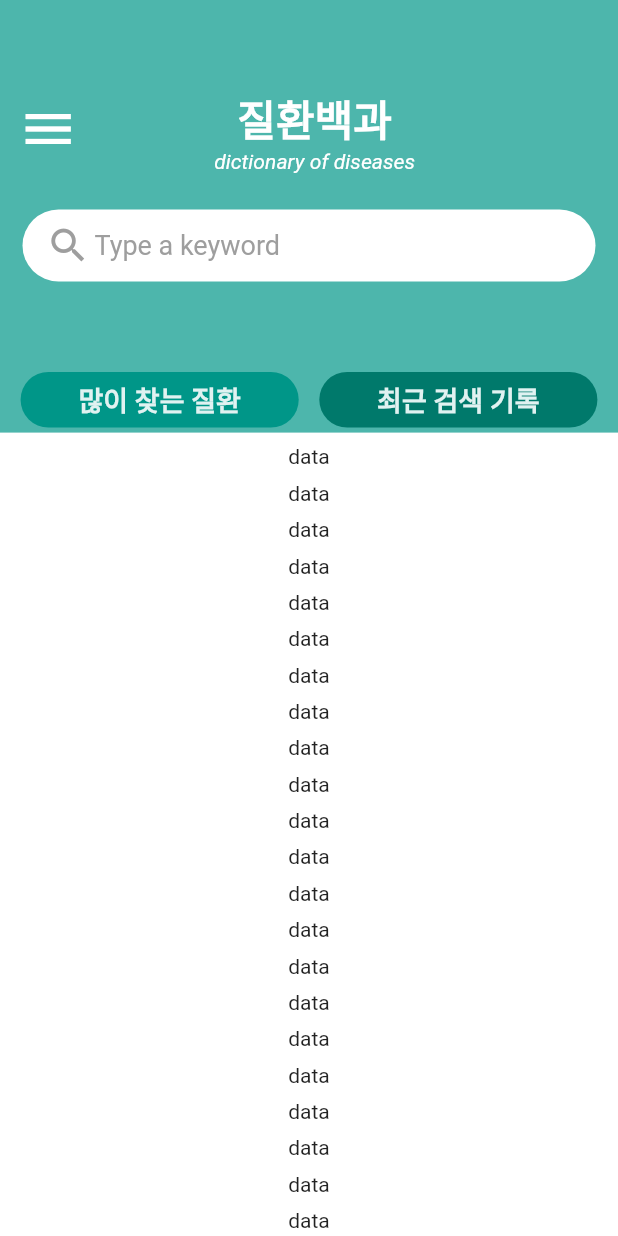
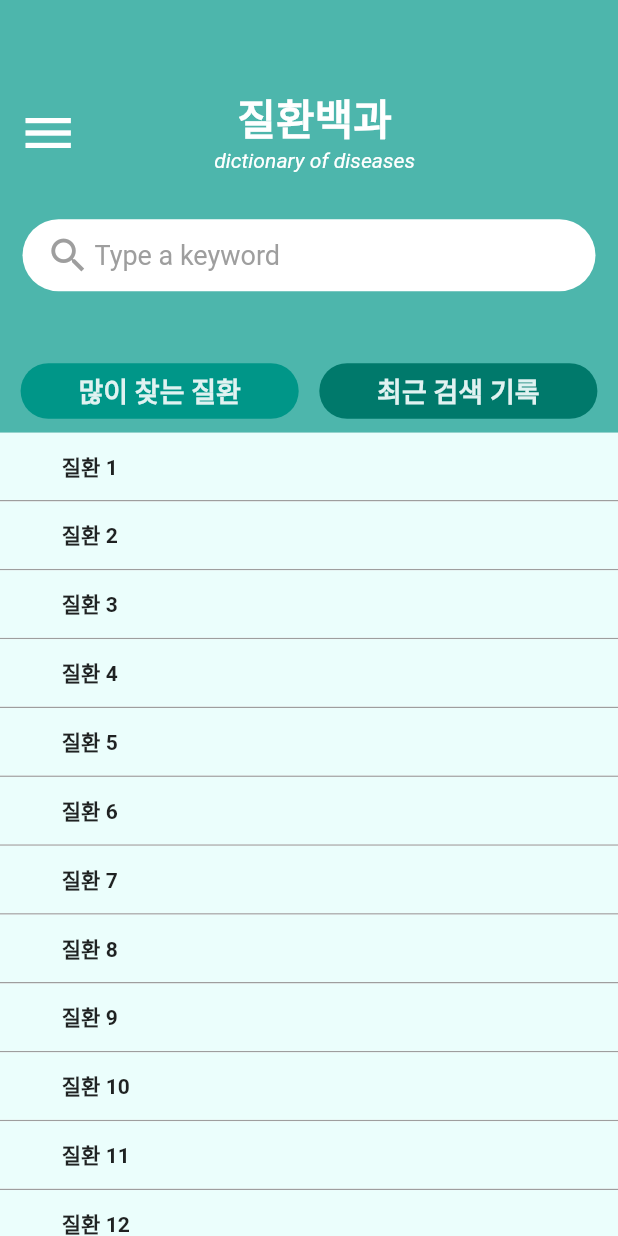
Before and after one commit to akdlcnd0994/flutterDEBG, a Flutter app: the DicionaryScreen screen opened directly, on a phone screen of 412 x 824 dp. Run offline on Flutter 3.47's test engine with Material 2 defaults, Android fonts, the phone set to English and light mode, and no system bars; network calls fail.

Commit message:
pokeywords add

```diff
--- a/lib/screens/dictionary_screen.dart
+++ b/lib/screens/dictionary_screen.dart
@@ -1,12 +1,54 @@
 import 'package:flutter/material.dart';
 
-class DicionaryScreen extends StatelessWidget {
+List<String> diseases = <String>[
+  "질환 1",
+  "질환 2",
+  "질환 3",
+  "질환 4",
+  "질환 5",
+  "질환 6",
+  "질환 7",
+  "질환 8",
+  "질환 9",
+  "질환 10",
+  "질환 11",
+  "질환 12",
+  "질환 13",
+  "질환 14",
+  "질환 15",
+];
+
+List<String> recentSearch = <String>[
+  "최근 1",
+  "최근 2",
+  "최근 3",
+  "최근 4",
+  "최근 5",
+  "최근 6",
+  "최근 7",
+  "최근 8",
+  "최근 9",
+  "최근 10",
+  "최근 11",
+  "최근 12",
+  "최근 13",
+  "최근 14",
+  "최근 15",
+];
+
+class DicionaryScreen extends StatefulWidget {
   const DicionaryScreen({super.key});
+
+  @override
+  State<DicionaryScreen> createState() => _DicionaryScreenState();
+}
+
+class _DicionaryScreenState extends State<DicionaryScreen> {
   @override
   Widget build(BuildContext context) {
     double height = MediaQuery.of(context).size.height; // 화면의 높이
     double width = MediaQuery.of(context).size.width; // 화면의
-
+    List<String> pokeywords = <String>[];
     final GlobalKey<ScaffoldState> scaffoldKey = GlobalKey();
     return Scaffold(
       resizeToAvoidBottomInset: false,
@@ -76,7 +118,7 @@ class DicionaryScreen extends StatelessWidget {
                                   ),
                                 ),
                                 SizedBox(
-                                  height: height * 0.01,
+                                  height: height * 0.02,
                                 )
                               ],
                             )
@@ -124,7 +166,7 @@ class DicionaryScreen extends StatelessWidget {
                     ),
                     Column(
                       children: [
-                        SizedBox(height: height * 0.055),
+                        SizedBox(height: height * 0.04),
                         Row(
                           mainAxisAlignment: MainAxisAlignment.spaceEvenly,
                           children: [
@@ -139,7 +181,7 @@ class DicionaryScreen extends StatelessWidget {
                                   splashColor: Colors.teal[200],
                                   borderRadius: BorderRadius.circular(24.0),
                                   onTap: () {
-                                    print("ontap1");
+                                    print("많이 찾는 질환");
                                   },
                                   child: SizedBox(
                                     height: height * 0.045,
@@ -172,7 +214,7 @@ class DicionaryScreen extends StatelessWidget {
                                   splashColor: Colors.teal[200],
                                   borderRadius: BorderRadius.circular(24.0),
                                   onTap: () {
-                                    print("ontap1");
+                                    print("최근 검색 기록");
                                   },
                                   child: SizedBox(
                                     height: height * 0.045,
@@ -207,64 +249,52 @@ class DicionaryScreen extends StatelessWidget {
                 child: SingleChildScrollView(
                   child: Column(
                     children: [
-                      SizedBox(height: height * 0.01),
-                      const Text("data"),
-                      SizedBox(height: height * 0.01),
-                      const Text("data"),
-                      SizedBox(height: height * 0.01),
-                      const Text("data"),
-                      SizedBox(height: height * 0.01),
-                      const Text("data"),
-                      SizedBox(height: height * 0.01),
-                      const Text("data"),
-                      SizedBox(height: height * 0.01),
-                      const Text("data"),
-                      SizedBox(height: height * 0.01),
-                      const Text("data"),
-                      SizedBox(height: height * 0.01),
-                      const Text("data"),
-                      SizedBox(height: height * 0.01),
-                      const Text("data"),
-                      SizedBox(height: height * 0.01),
-                      const Text("data"),
-                      SizedBox(height: height * 0.01),
-                      const Text("data"),
-                      SizedBox(height: height * 0.01),
-                      const Text("data"),
-                      SizedBox(height: height * 0.01),
-                      const Text("data"),
-                      SizedBox(height: height * 0.01),
-                      const Text("data"),
-                      SizedBox(height: height * 0.01),
-                      const Text("data"),
-                      SizedBox(height: height * 0.01),
-                      const Text("data"),
-                      SizedBox(height: height * 0.01),
-                      const Text("data"),
-                      SizedBox(height: height * 0.01),
-                      const Text("data"),
-                      SizedBox(height: height * 0.01),
-                      const Text("data"),
-                      SizedBox(height: height * 0.01),
-                      const Text("data"),
-                      SizedBox(height: height * 0.01),
-                      const Text("data"),
-                      SizedBox(height: height * 0.01),
-                      const Text("data"),
-                      SizedBox(height: height * 0.01),
-                      const Text("data"),
-                      SizedBox(height: height * 0.01),
-                      const Text("data"),
-                      SizedBox(height: height * 0.01),
-                      const Text("data"),
-                      SizedBox(height: height * 0.01),
-                      const Text("data"),
-                      SizedBox(height: height * 0.01),
+                      for (String disease in diseases)
+                        poKeyword(disease, height, width),
+                      SizedBox(
+                        height: height * 0.095,
+                      )
                     ],
                   ),
                 ),
               ),
             ],
+          ),
+        ),
+      ),
+    );
+  }
+
+  Container poKeyword(String disease, double height, double width) {
+    return Container(
+      decoration: const BoxDecoration(
+        border: Border(
+          bottom: BorderSide(color: Colors.grey),
+        ),
+      ),
+      child: Material(
+        color: const Color.fromARGB(255, 235, 254, 252),
+        child: InkWell(
+          splashColor: Colors.grey,
+          onTap: () {
+            print(disease);
+          },
+          child: SizedBox(
+            height: height * 0.0545,
+            width: width,
+            child: Padding(
+              padding: EdgeInsets.only(left: (width * 0.1)),
+              child: Row(
+                mainAxisAlignment: MainAxisAlignment.start,
+                children: [
+                  Text(
+                    disease,
+                    style: const TextStyle(
+                        fontSize: 14, fontWeight: FontWeight.w600),
+                  ),
+                ],
+              ),
+            ),
           ),
         ),
       ),
--- a/lib/screens/qna_screen.dart
+++ b/lib/screens/qna_screen.dart
@@ -92,7 +92,8 @@ class MyChatUIState extends State<QNAScreen> {
                           index: index,
                         )
                       : ReceiverRowView(index: index),
-              )),
+            ),
+          ),
           Container(
             alignment: Alignment.center,
             color: Colors.white,
```
Lines whose indentation alone changed are shown as unchanged.
